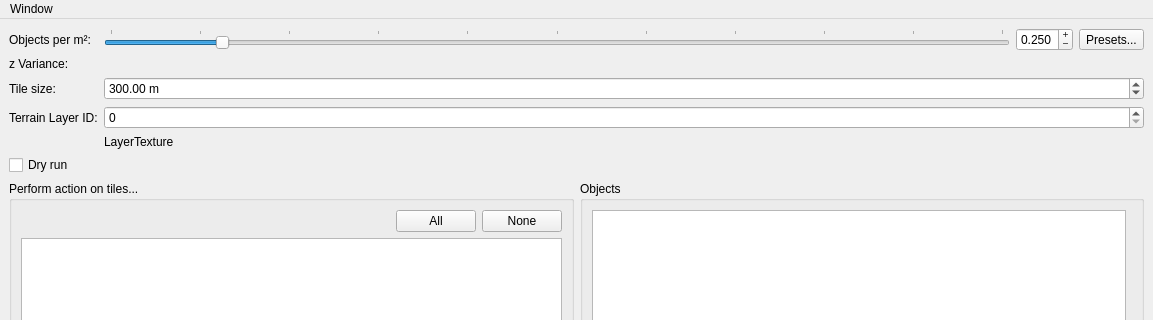
Old version of the form OTModules/wMaps/wPlaceObjects/wplaceobjects.ui in the repository pietr26/OMSI-Tools; both pictures show x 0 to 1153 and y 0 to 320 of the 1153 by 786 pixel window.
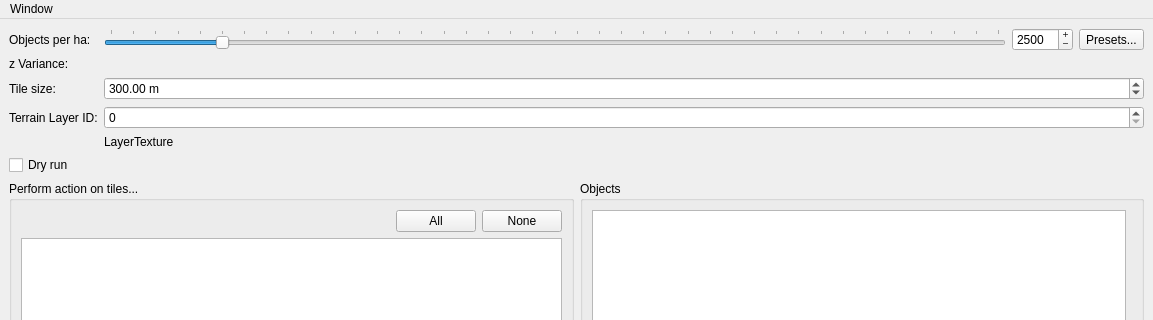
New version of the form. Icons and pictures are not drawn. Custom widgets are drawn as their Qt base class.

Commit message: Changed area unit from m^2 to hectare

```diff
--- a/OTModules/wMaps/wPlaceObjects/wplaceobjects.ui
+++ b/OTModules/wMaps/wPlaceObjects/wplaceobjects.ui
@@ -20,7 +20,7 @@
       <item row="0" column="0">
        <widget class="QLabel" name="lblObjectDensity">
         <property name="text">
-         <string>Objects per m²:</string>
+         <string>Objects per ha:</string>
         </property>
        </widget>
       </item>
@@ -29,19 +29,19 @@
         <item>
          <widget class="QSlider" name="hslObjectDensity">
           <property name="maximum">
-           <number>200</number>
+           <number>20000</number>
           </property>
           <property name="singleStep">
            <number>10</number>
           </property>
           <property name="pageStep">
-           <number>10</number>
+           <number>500</number>
           </property>
           <property name="value">
-           <number>25</number>
+           <number>2500</number>
           </property>
           <property name="sliderPosition">
-           <number>25</number>
+           <number>2500</number>
           </property>
           <property name="tracking">
            <bool>true</bool>
@@ -59,12 +59,12 @@
            <enum>QSlider::TicksAbove</enum>
           </property>
           <property name="tickInterval">
-           <number>20</number>
+           <number>500</number>
           </property>
          </widget>
         </item>
         <item>
-         <widget class="QDoubleSpinBox" name="dsbxObjectDensity">
+         <widget class="QSpinBox" name="sbxObjectDensity">
           <property name="enabled">
            <bool>true</bool>
           </property>
@@ -86,20 +86,11 @@
           <property name="showGroupSeparator" stdset="0">
            <bool>false</bool>
           </property>
-          <property name="decimals">
-           <number>3</number>
-          </property>
           <property name="maximum">
-           <double>2.000000000000000</double>
-          </property>
-          <property name="singleStep">
-           <double>0.005000000000000</double>
-          </property>
-          <property name="stepType">
-           <enum>QAbstractSpinBox::DefaultStepType</enum>
+           <number>20000</number>
           </property>
           <property name="value">
-           <double>0.250000000000000</double>
+           <number>2500</number>
           </property>
          </widget>
         </item>
```
Left out of the diff: 4 changed lines with no effect on the pictures. The commit also changes 2 other files.
